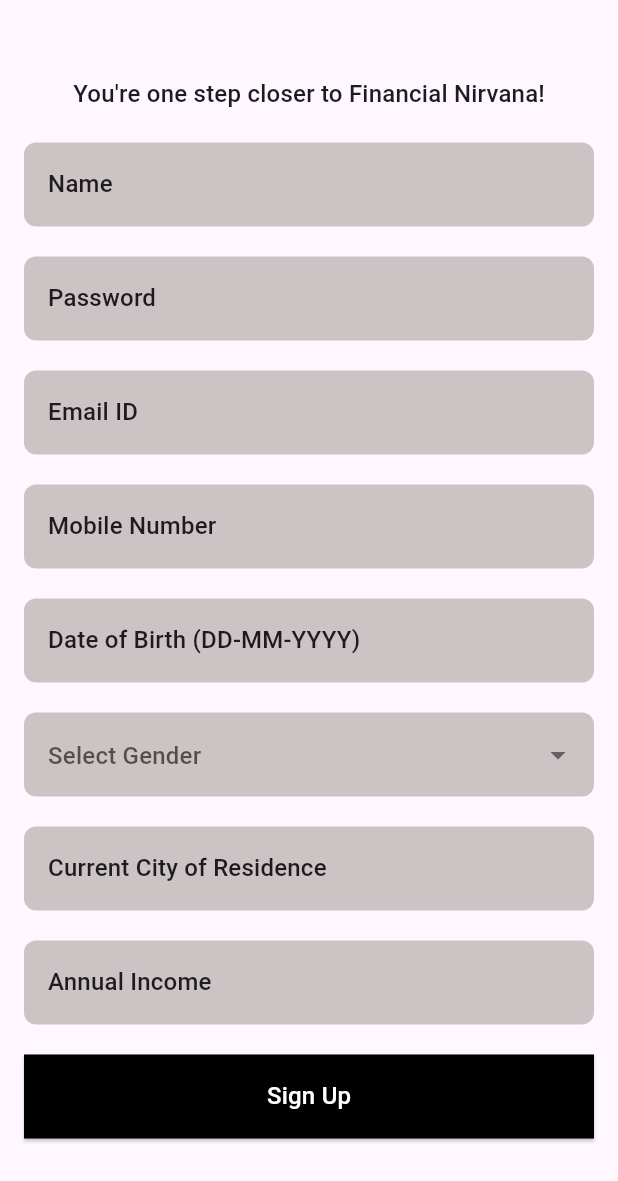
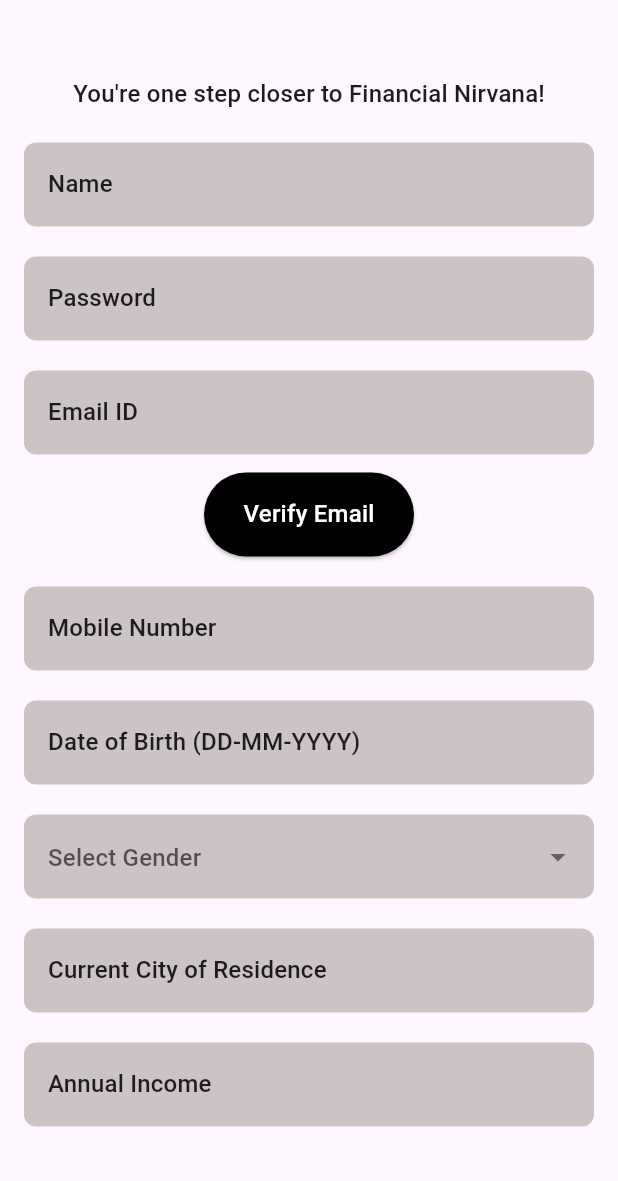
Before and after one commit to Siddiqui145/money_monastery, a Flutter app: the SignupScreen screen opened directly, on a phone screen of 412 x 824 dp. Shown: the top 1181 px of the screen. Run offline on Flutter 3.47's test engine with Material 3 defaults, Android fonts, the light colour scheme and no system bars; our stand-ins replace cloud_firestore, firebase_auth, firebase_core; accounts and stored records are empty.

Commit message:
email verification done

```diff
--- a/lib/src/features/home/presentation/auth/signup_screen.dart
+++ b/lib/src/features/home/presentation/auth/signup_screen.dart
@@ -1,8 +1,9 @@
+import 'dart:async';
 import 'package:cloud_firestore/cloud_firestore.dart';
 import 'package:firebase_auth/firebase_auth.dart';
 import 'package:flutter/material.dart';
 import 'package:flutter/services.dart';
-import 'package:money_monastery/src/features/home/presentation/auth/email_verification_screen.dart';
+import 'package:money_monastery/src/features/home/presentation/auth/login_screen.dart';
 import 'package:money_monastery/src/features/home/presentation/widgets/custom_button.dart';
 import 'package:money_monastery/src/features/home/presentation/widgets/custom_textfield.dart';
 import 'package:money_monastery/src/features/home/presentation/widgets/drop_down.dart';
@@ -17,6 +18,8 @@ class SignupScreen extends StatefulWidget {
 
 class _SignupScreenState extends State<SignupScreen> {
   final _formKey = GlobalKey<FormState>();
+  bool isEmailVerified = false;
+  Timer? timer;
 
   final TextEditingController nameController = TextEditingController();
   final TextEditingController passwordController = TextEditingController();
@@ -28,6 +31,114 @@ class _SignupScreenState extends State<SignupScreen> {
   final TextEditingController incomeController = TextEditingController();
 
   @override
+  void initState() {
+    super.initState();
+    startEmailVerificationCheck();
+  }
+
+  void startEmailVerificationCheck() {
+    timer = Timer.periodic(const Duration(seconds: 3), (timer) async {
+      await FirebaseAuth.instance.currentUser?.reload();
+      if (FirebaseAuth.instance.currentUser?.emailVerified ?? false) {
+        timer.cancel();
+        setState(() {
+          isEmailVerified = true;
+        });
+
+        if (context.mounted) {
+          ScaffoldMessenger.of(context).showSnackBar(
+            const SnackBar(content: Text('Email Verified Successfully')),
+          );
+        }
+      }
+    });
+  }
+
+  Future<void> sendEmailVerificationLink() async {
+    String email = emailController.text.trim();
+    if (email.isEmpty || !RegExp(r"^[a-zA-Z0-9._%+-]+@[a-zA-Z0-9.-]+\.[a-zA-Z]{2,}$").hasMatch(email)) {
+      ScaffoldMessenger.of(context).showSnackBar(
+        const SnackBar(content: Text("Please enter a valid email before verifying!")),
+      );
+      return;
+    }
+
+    try {
+      await FirebaseAuth.instance.createUserWithEmailAndPassword(
+        email: email,
+        password: "TempPassword123@", // Temp password to register for verification
+      );
+
+      await FirebaseAuth.instance.currentUser?.sendEmailVerification();
+      ScaffoldMessenger.of(context).showSnackBar(
+        const SnackBar(content: Text("Verification email sent! Please check your inbox.")),
+      );
+    } on FirebaseAuthException catch (e) {
+      ScaffoldMessenger.of(context).showSnackBar(
+        SnackBar(content: Text(e.message ?? "Error sending verification email")),
+      );
+    }
+  }
+
+  Future<void> createUserWithEmailAndPassword() async {
+    String email = emailController.text.trim();
+    String password = passwordController.text.trim();
+
+    if (email.isEmpty || password.isEmpty) {
+      ScaffoldMessenger.of(context).showSnackBar(
+        const SnackBar(content: Text("Email and Password cannot be empty!")),
+      );
+      return;
+    }
+    if (password.length < 6) {
+      ScaffoldMessenger.of(context).showSnackBar(
+        const SnackBar(content: Text("Password must be at least 6 characters!")),
+      );
+      return;
+    }
+    if (!isEmailVerified) {
+      ScaffoldMessenger.of(context).showSnackBar(
+        const SnackBar(content: Text('Please verify your email before signing up')),
+      );
+      return;
+    }
+
+    try {
+      await FirebaseAuth.instance.currentUser?.updatePassword(password);
+      await uploadUserToDb();
+      Navigator.pushReplacement(context, MaterialPageRoute(builder: (context) => const LoginScreen()));
+    } on FirebaseAuthException catch (e) {
+      ScaffoldMessenger.of(context).showSnackBar(
+        SnackBar(content: Text("Error: ${e.message}")),
+      );
+    }
+  }
+
+  Future<void> uploadUserToDb() async {
+    if (_formKey.currentState!.validate()) {
+      try {
+        await FirebaseFirestore.instance.collection("users").add({
+          "name": nameController.text.trim(),
+          "email": emailController.text.trim(),
+          "mobile": mobileController.text.trim(),
+          "dob": dobController.text.trim(),
+          "gender": genderController.text.trim(),
+          "city": cityController.text.trim(),
+          "income": incomeController.text.trim(),
+        });
+
+        ScaffoldMessenger.of(context).showSnackBar(
+          const SnackBar(content: Text("User Data Uploaded Successfully!")),
+        );
+      } catch (e) {
+        ScaffoldMessenger.of(context).showSnackBar(
+          SnackBar(content: Text("Error Uploading data: $e")),
+        );
+      }
+    }
+  }
+
+  @override
   void dispose() {
     emailController.dispose();
     passwordController.dispose();
@@ -37,122 +148,77 @@ class _SignupScreenState extends State<SignupScreen> {
     genderController.dispose();
     cityController.dispose();
     incomeController.dispose();
+    timer?.cancel();
     super.dispose();
   }
 
-  Future<void> createUserWithEmailAndPassword() async {
-    String email = emailController.text.trim();
-    String password = passwordController.text.trim();
-
-    if (email.isEmpty || password.isEmpty) {
-      ScaffoldMessenger.of(context).showSnackBar(
-        SnackBar(content: Text("Email and Password cannot be empty!")),
-      );
-      return;
-    }
-    if (password.length < 6) {
-      ScaffoldMessenger.of(context).showSnackBar(
-        SnackBar(content: Text("Password must be at least 6 characters!")),
-      );
-      return;
-    }
-
-        try {
-            await FirebaseAuth.instance.createUserWithEmailAndPassword(
-      email: email,
-      password: password,);
-
-      if (context.mounted){
-      Navigator.pop(context);
-      Navigator.pushReplacement(
-        context,
-        MaterialPageRoute(builder: (context) => EmailVerificationScreen()),
-      );
-      }
-    }
-     on FirebaseAuthException catch(e) {
-      if(context.mounted) {
-        ScaffoldMessenger.of(context).showSnackBar(
-        SnackBar(content: Text("Error: ${e.message}")),
-      );
-      }
-      }
-      catch(e) {
-        //print("Unexpected Error : $e");
-        ScaffoldMessenger.of(context).showSnackBar(
-          SnackBar(content: Text('Unexpected Error occured'))
-        );
-      }
-        }
-
-        Future<void> uploadUserToDb() async {
-          if(_formKey.currentState!.validate()) {
-              try{
-            await FirebaseFirestore.instance.collection("users").add({
-              "name": nameController.text.trim(),
-              "email": emailController.text.trim(),
-              "mobile": mobileController.text.trim(),
-              "dob": dobController.text.trim(),
-              "gender": genderController.text.trim(),
-              "city": cityController.text.trim(),
-              "income": incomeController.text.trim()
-            });
-            ScaffoldMessenger.of(context).showSnackBar(SnackBar(content: Text("User Data Uploaded Successfully!")));
-          }
-          catch(e){
-            ScaffoldMessenger.of(context).showSnackBar(SnackBar(content: Text("Error Uploading data : $e")));
-          }
-        }
-        }
-
-
   @override
   Widget build(BuildContext context) {
-
     return Scaffold(
-      body: Padding(padding: EdgeInsets.all(16),
+      body: Padding(
+        padding: const EdgeInsets.all(16),
         child: SingleChildScrollView(
           child: Form(
             key: _formKey,
             child: Column(
               children: [
-              const SizedBox(height: 35,),
-              Text("You're one step closer to Financial Nirvana!",
-              style: Theme.of(context).textTheme.titleMedium,),
+                const SizedBox(height: 35),
+                Text(
+                  "You're one step closer to Financial Nirvana!",
+                  style: Theme.of(context).textTheme.titleMedium,
+                ),
+                const SizedBox(height: 20),
 
-              const SizedBox(height: 20,),
-              CustomTextfield(title: 'Name', controller: nameController, keyboardType: TextInputType.name,
+                CustomTextfield(
+                  title: 'Name',
+                  controller: nameController,
+                  keyboardType: TextInputType.name,
+                  validator: (value) => value!.trim().isEmpty ? "Name cannot be Empty" : null,
+                ),
+                const SizedBox(height: 20),
+
+                CustomTextfield(
+                  title: 'Password',
+                  controller: passwordController,
+                  isPassword: true,
+                  validator: (value) => value!.length < 6 ? "Password must be at least 6 characters" : null,
+                ),
+                const SizedBox(height: 20),
+
+                CustomTextfield(
+                  title: 'Email ID',
+                  controller: emailController,
+                  keyboardType: TextInputType.emailAddress,
                   validator: (value) {
-                if (value == null || value.trim().isEmpty) {
-                  return "Name cannot be Empty";
-                }
-                return null;
-              },),
-
-              const SizedBox(height: 20,),
-              CustomTextfield(title: 'Password', controller: passwordController, isPassword: true,
-              validator: (value) {
-                if (value == null || value.trim().isEmpty) {
-                  return "Password cannot be Empty";
+                    if (value!.trim().isEmpty) return "Email cannot be empty";
+                    if (!RegExp(r"^[a-zA-Z0-9._%+-]+@[a-zA-Z0-9.-]+\.[a-zA-Z]{2,}$").hasMatch(value)) {
+                      return "Enter a valid email";
                     }
                     return null;
                   },
                 ),
+                const SizedBox(height: 12),
 
-              const SizedBox(height: 20,),
-              CustomTextfield(title: 'Email ID', controller: emailController, keyboardType: TextInputType.emailAddress,
-              validator: (value) {
-                  if (value == null || value.trim().isEmpty) {
-                    return "Email cannot be empty";
-                  }
-                  if (!RegExp(r"^[a-zA-Z0-9._%+-]+@[a-zA-Z0-9.-]+\.[a-zA-Z]{2,}$")
-                      .hasMatch(value)) {
-                    return "Enter a valid email";
-                  }
-                  return null;
-                },),
+                CustomButton(
+                  title: 'Verify Email',
+                  textColor: Colors.white,
+                  onPressed: sendEmailVerificationLink,
+                  backgroundColor: Colors.black,
+                  width: 140,
+                  radius: 40,
+                ),
 
-              const SizedBox(height: 20,),
+                if (isEmailVerified)
+                  const Padding(
+                    padding: EdgeInsets.only(top: 8),
+                    child: Text(
+                      "Email Verified! Now proceed.",
+                      style: TextStyle(color: Colors.green, fontWeight: FontWeight.bold),
+                    ),
+                  ),
+
+                const SizedBox(height: 20),
+
                 CustomTextfield(title: 'Mobile Number', controller: mobileController, keyboardType: TextInputType.number,
               inputFormatters: [
                 LengthLimitingTextInputFormatter(10),
@@ -211,18 +277,19 @@ class _SignupScreenState extends State<SignupScreen> {
                 return null;
               },),
 
-              const SizedBox(height: 20,),
-              CustomButton(title: 'Sign Up', onPressed: () async {
-                  await createUserWithEmailAndPassword();
-                  await uploadUserToDb();
-                },
+
+                if (isEmailVerified)
+                  CustomButton(
+                    title: 'Sign Up',
+                    onPressed: createUserWithEmailAndPassword,
                     backgroundColor: Colors.black,
-                textColor: Colors.white,),
-
+                    textColor: Colors.white,
+                  ),
               ],
             ),
           ),
-      ),),
+        ),
+      ),
     );
   }
 }
--- a/lib/src/features/home/presentation/widgets/custom_button.dart
+++ b/lib/src/features/home/presentation/widgets/custom_button.dart
@@ -8,7 +8,10 @@ class CustomButton extends StatelessWidget {
     this.backgroundColor,
     this.borderRadius,
     this.padding,
-    this.textColor
+    this.textColor,
+    this.minimumSize,
+    this.width,
+    this.radius
     });
 
   final VoidCallback onPressed;
@@ -17,11 +20,14 @@ class CustomButton extends StatelessWidget {
   final Color? textColor;
   final EdgeInsets? padding;
   final double? borderRadius;
+  final Size ?minimumSize;
+  final double ?width;
+  final double ?radius;
 
   @override
   Widget build(BuildContext context) {
     return SizedBox(
-      width: double.infinity,
+      width: width ?? double.infinity,
       //height: 50,
       child: ElevatedButton(
         onPressed: onPressed,
@@ -29,8 +35,9 @@ class CustomButton extends StatelessWidget {
           backgroundColor: backgroundColor ?? Color.fromRGBO(204, 196, 196, 1),
           padding: EdgeInsets.symmetric(vertical: 16),
           shape: RoundedRectangleBorder(
-            borderRadius: BorderRadius.circular(0)
-          )
+            borderRadius: BorderRadius.circular(radius ?? 0)
+          ),
+          minimumSize: minimumSize
         ),
         child: Text(title,
         style: Theme.of(context).textTheme.titleMedium!.copyWith(color: textColor
```
Also changed, not shown: lib/src/features/home/presentation/auth/email_verification_screen.dart (deleted, +0 -82 lines). Lines whose indentation alone changed are shown as unchanged.
